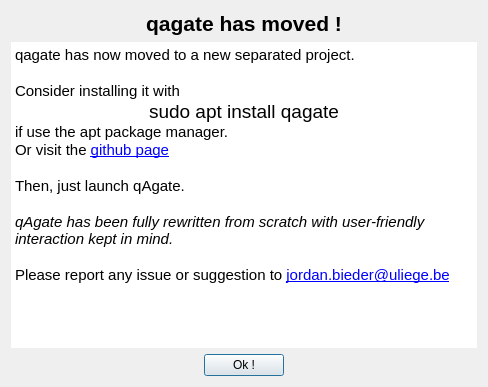
Qt form src/qtgui/dialog.ui (piti-diablotin/agate) before a commit.
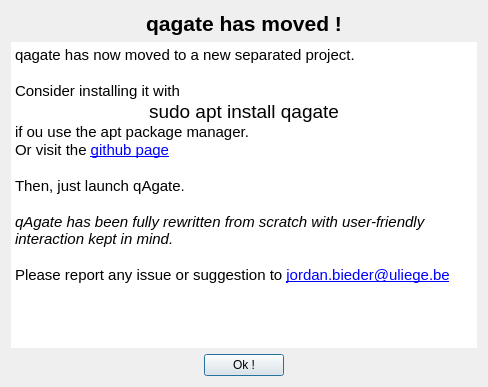
The same form after that commit.

Diff of the .ui file:
```diff
--- a/src/qtgui/dialog.ui
+++ b/src/qtgui/dialog.ui
@@ -57,7 +57,7 @@
 &lt;p style=&quot;-qt-paragraph-type:empty; margin-top:0px; margin-bottom:0px; margin-left:0px; margin-right:0px; -qt-block-indent:0; text-indent:0px;&quot;&gt;&lt;br /&gt;&lt;/p&gt;
 &lt;p style=&quot; margin-top:0px; margin-bottom:0px; margin-left:0px; margin-right:0px; -qt-block-indent:0; text-indent:0px;&quot;&gt;Consider installing it with&lt;/p&gt;
 &lt;p align=&quot;center&quot; style=&quot; margin-top:0px; margin-bottom:0px; margin-left:0px; margin-right:0px; -qt-block-indent:0; text-indent:0px;&quot;&gt;&lt;span style=&quot; font-size:14pt;&quot;&gt;sudo apt install qagate&lt;/span&gt;&lt;/p&gt;
-&lt;p style=&quot; margin-top:0px; margin-bottom:0px; margin-left:0px; margin-right:0px; -qt-block-indent:0; text-indent:0px;&quot;&gt;if use the apt package manager.&lt;/p&gt;
+&lt;p style=&quot; margin-top:0px; margin-bottom:0px; margin-left:0px; margin-right:0px; -qt-block-indent:0; text-indent:0px;&quot;&gt;if ou use the apt package manager.&lt;/p&gt;
 &lt;p style=&quot; margin-top:0px; margin-bottom:0px; margin-left:0px; margin-right:0px; -qt-block-indent:0; text-indent:0px;&quot;&gt;Or visit the &lt;a href=&quot;https://github.com/abinit/qAgate&quot;&gt;&lt;span style=&quot; text-decoration: underline; color:#0000ff;&quot;&gt;github page&lt;/span&gt;&lt;/a&gt;&lt;/p&gt;
 &lt;p style=&quot;-qt-paragraph-type:empty; margin-top:0px; margin-bottom:0px; margin-left:0px; margin-right:0px; -qt-block-indent:0; text-indent:0px;&quot;&gt;&lt;br /&gt;&lt;/p&gt;
 &lt;p style=&quot; margin-top:0px; margin-bottom:0px; margin-left:0px; margin-right:0px; -qt-block-indent:0; text-indent:0px;&quot;&gt;Then, just launch qAgate.&lt;/p&gt;
```
